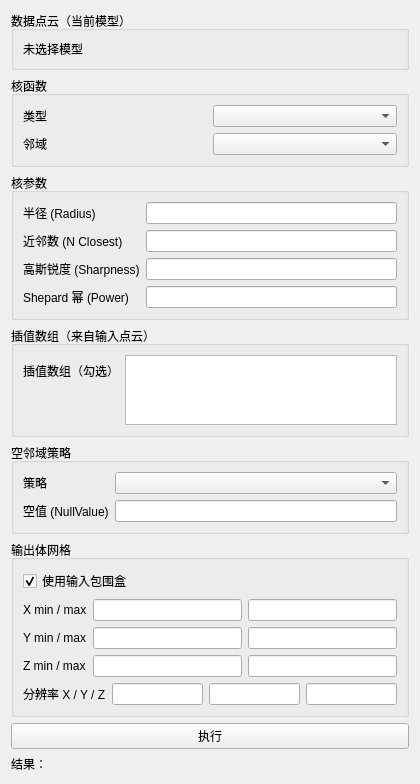
Before: the Qt Designer form Qt/Resources/UI/PointVolumeInterpolator.ui in STD-zy/igamevis, drawn with Qt 5.
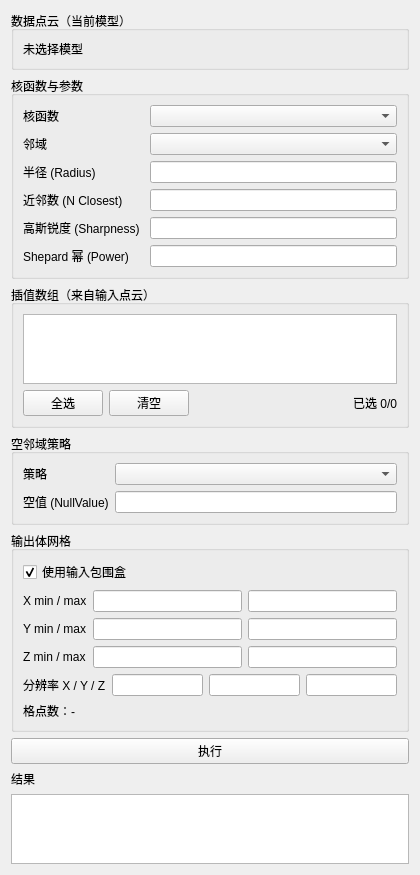
After: the same form once the commit is applied.

Commit message:
fix(qt): 点体积插值面板字体统一、参数联动与布局优化
- 字体对齐其它过滤器面板：标签/输入 13px，组框标题 14px

- 核/邻域/空邻域策略联动启用相应参数(Radius/N Closest/Sharpness/Power/NullValue)

- 结果改为只读文本框；插值数组增加全选/清空与已选计数

- 分辨率下方实时显示格点数；勾选输入包围盒时回填 min/max

```diff
--- a/Qt/Resources/UI/PointVolumeInterpolator.ui
+++ b/Qt/Resources/UI/PointVolumeInterpolator.ui
@@ -36,84 +36,73 @@
    <item>
     <widget class="QGroupBox" name="groupBox_Kernel">
      <property name="title">
-      <string>核函数</string>
+      <string>核函数与参数</string>
      </property>
-     <layout class="QVBoxLayout" name="verticalLayout_3">
-      <item>
-       <layout class="QHBoxLayout" name="horizontalLayout_kernel">
-        <item>
-         <widget class="QLabel" name="label_Kernel">
-          <property name="text">
-           <string>类型</string>
-          </property>
-         </widget>
-        </item>
-        <item>
-         <widget class="QComboBox" name="comboBox_Kernel"/>
-        </item>
-       </layout>
-      </item>
-      <item>
-       <layout class="QHBoxLayout" name="horizontalLayout_footprint">
-        <item>
-         <widget class="QLabel" name="label_Footprint">
-          <property name="text">
-           <string>邻域</string>
-          </property>
-         </widget>
-        </item>
-        <item>
-         <widget class="QComboBox" name="comboBox_Footprint"/>
-        </item>
-       </layout>
-      </item>
-     </layout>
-    </widget>
-   </item>
-   <item>
-    <widget class="QGroupBox" name="groupBox_KernelParams">
-     <property name="title">
-      <string>核参数</string>
-     </property>
-     <layout class="QFormLayout" name="formLayout_params">
+     <layout class="QFormLayout" name="formLayout_kernel">
+      <property name="horizontalSpacing">
+       <number>10</number>
+      </property>
+      <property name="verticalSpacing">
+       <number>6</number>
+      </property>
       <item row="0" column="0">
+       <widget class="QLabel" name="label_Kernel">
+        <property name="text">
+         <string>核函数</string>
+        </property>
+       </widget>
+      </item>
+      <item row="0" column="1">
+       <widget class="QComboBox" name="comboBox_Kernel"/>
+      </item>
+      <item row="1" column="0">
+       <widget class="QLabel" name="label_Footprint">
+        <property name="text">
+         <string>邻域</string>
+        </property>
+       </widget>
+      </item>
+      <item row="1" column="1">
+       <widget class="QComboBox" name="comboBox_Footprint"/>
+      </item>
+      <item row="2" column="0">
        <widget class="QLabel" name="label_Radius">
         <property name="text">
          <string>半径 (Radius)</string>
         </property>
        </widget>
       </item>
-      <item row="0" column="1">
+      <item row="2" column="1">
        <widget class="QLineEdit" name="lineEdit_Radius"/>
       </item>
-      <item row="1" column="0">
+      <item row="3" column="0">
        <widget class="QLabel" name="label_NumberOfPoints">
         <property name="text">
          <string>近邻数 (N Closest)</string>
         </property>
        </widget>
       </item>
-      <item row="1" column="1">
+      <item row="3" column="1">
        <widget class="QLineEdit" name="lineEdit_NumberOfPoints"/>
       </item>
-      <item row="2" column="0">
+      <item row="4" column="0">
        <widget class="QLabel" name="label_Sharpness">
         <property name="text">
          <string>高斯锐度 (Sharpness)</string>
         </property>
        </widget>
       </item>
-      <item row="2" column="1">
+      <item row="4" column="1">
        <widget class="QLineEdit" name="lineEdit_Sharpness"/>
       </item>
-      <item row="3" column="0">
+      <item row="5" column="0">
        <widget class="QLabel" name="label_Power">
         <property name="text">
          <string>Shepard 幂 (Power)</string>
         </property>
        </widget>
       </item>
-      <item row="3" column="1">
+      <item row="5" column="1">
        <widget class="QLineEdit" name="lineEdit_Power"/>
       </item>
      </layout>
@@ -124,16 +113,54 @@
      <property name="title">
       <string>插值数组（来自输入点云）</string>
      </property>
-     <layout class="QFormLayout" name="formLayout_arrays">
-      <item row="0" column="0">
-       <widget class="QLabel" name="label_InterpolateArrays">
-        <property name="text">
-         <string>插值数组（勾选）</string>
+     <layout class="QVBoxLayout" name="verticalLayout_3">
+      <item>
+       <widget class="QListWidget" name="listWidget_Arrays">
+        <property name="maximumSize">
+         <size>
+          <width>16777215</width>
+          <height>110</height>
+         </size>
         </property>
        </widget>
       </item>
-      <item row="0" column="1">
-       <widget class="QListWidget" name="listWidget_Arrays"/>
+      <item>
+       <layout class="QHBoxLayout" name="horizontalLayout_arrays">
+        <item>
+         <widget class="QPushButton" name="pushButton_SelectAll">
+          <property name="text">
+           <string>全选</string>
+          </property>
+         </widget>
+        </item>
+        <item>
+         <widget class="QPushButton" name="pushButton_ClearAll">
+          <property name="text">
+           <string>清空</string>
+          </property>
+         </widget>
+        </item>
+        <item>
+         <spacer name="horizontalSpacer_arrays">
+          <property name="orientation">
+           <enum>Qt::Horizontal</enum>
+          </property>
+          <property name="sizeHint" stdset="0">
+           <size>
+            <width>40</width>
+            <height>20</height>
+           </size>
+          </property>
+         </spacer>
+        </item>
+        <item>
+         <widget class="QLabel" name="label_ArrayCount">
+          <property name="text">
+           <string>已选 0/0</string>
+          </property>
+         </widget>
+        </item>
+       </layout>
       </item>
      </layout>
     </widget>
@@ -246,6 +273,13 @@
         </item>
        </layout>
       </item>
+      <item>
+       <widget class="QLabel" name="label_GridCount">
+        <property name="text">
+         <string>格点数：-</string>
+        </property>
+       </widget>
+      </item>
      </layout>
     </widget>
    </item>
@@ -259,9 +293,19 @@
    <item>
     <widget class="QLabel" name="label_Result">
      <property name="text">
-      <string>结果：</string>
+      <string>结果</string>
      </property>
-     <property name="wordWrap">
+    </widget>
+   </item>
+   <item>
+    <widget class="QPlainTextEdit" name="plainTextEdit_Result">
+     <property name="maximumSize">
+      <size>
+       <width>16777215</width>
+       <height>72</height>
+      </size>
+     </property>
+     <property name="readOnly">
       <bool>true</bool>
      </property>
      <property name="textInteractionFlags">
@@ -277,7 +321,7 @@
      <property name="sizeHint" stdset="0">
       <size>
        <width>20</width>
-       <height>40</height>
+       <height>20</height>
       </size>
      </property>
     </spacer>
```
Left out of the diff: 5 changed lines with no effect on the pictures. The commit also changes 2 other files.
